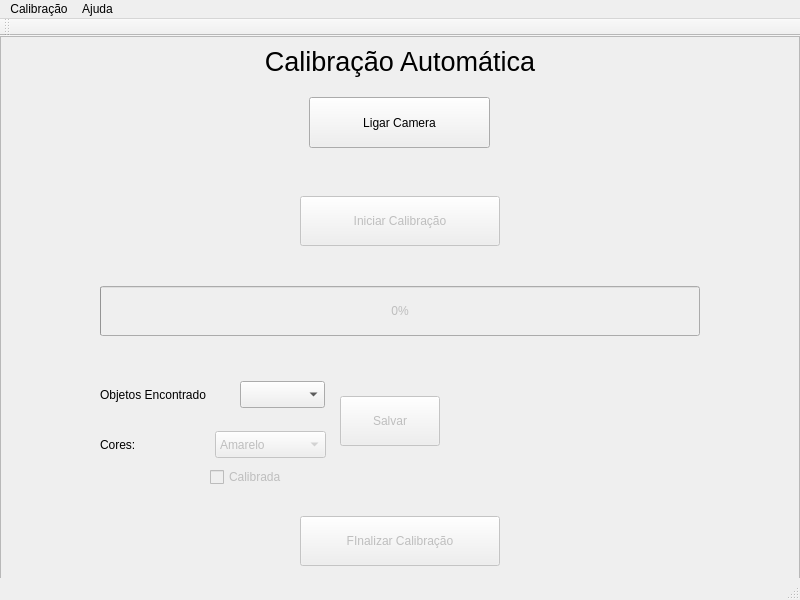
Above: SCIMM/janelaprincipal.ui from schirrel/SCIMM before the change. Below: the same form after it.
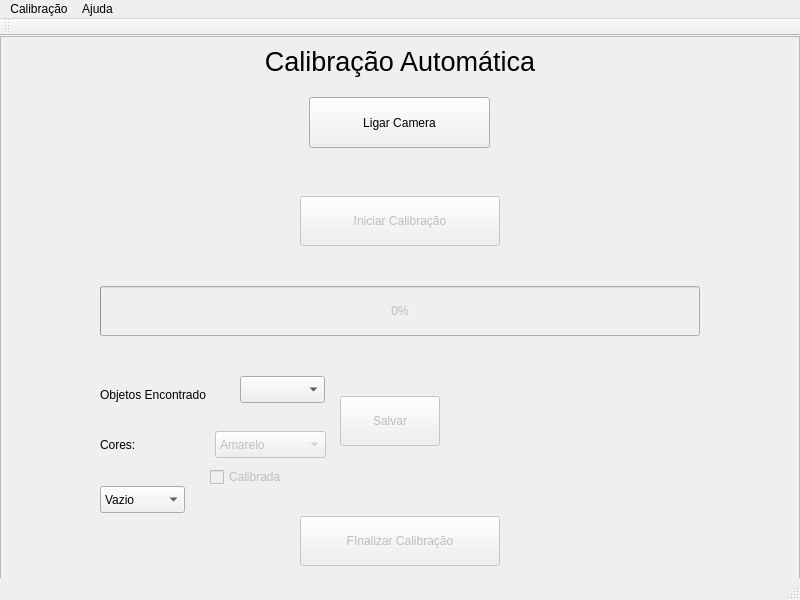
That is the form after the change. Custom widgets are drawn as their Qt base class.

```diff
--- a/SCIMM/janelaprincipal.ui
+++ b/SCIMM/janelaprincipal.ui
@@ -488,8 +488,8 @@
        </property>
        <property name="geometry">
         <rect>
-         <x>240</x>
-         <y>345</y>
+         <x>100</x>
+         <y>450</y>
          <width>85</width>
          <height>27</height>
         </rect>
@@ -497,6 +497,17 @@
        <property name="editable">
         <bool>false</bool>
        </property>
+       <property name="currentIndex">
+        <number>0</number>
+       </property>
+       <property name="duplicatesEnabled">
+        <bool>true</bool>
+       </property>
+       <item>
+        <property name="text">
+         <string>Vazio</string>
+        </property>
+       </item>
       </widget>
       <widget class="QLabel" name="label_9">
        <property name="geometry">
@@ -625,6 +636,16 @@
         <string>Ligar Camera</string>
        </property>
       </widget>
+      <widget class="QComboBox" name="comboBox">
+       <property name="geometry">
+        <rect>
+         <x>240</x>
+         <y>340</y>
+         <width>85</width>
+         <height>27</height>
+        </rect>
+       </property>
+      </widget>
      </widget>
     </widget>
     <widget class="QWidget" name="TelaSobre">
```
Left out of the diff: 3 changed lines with no effect on the pictures.
